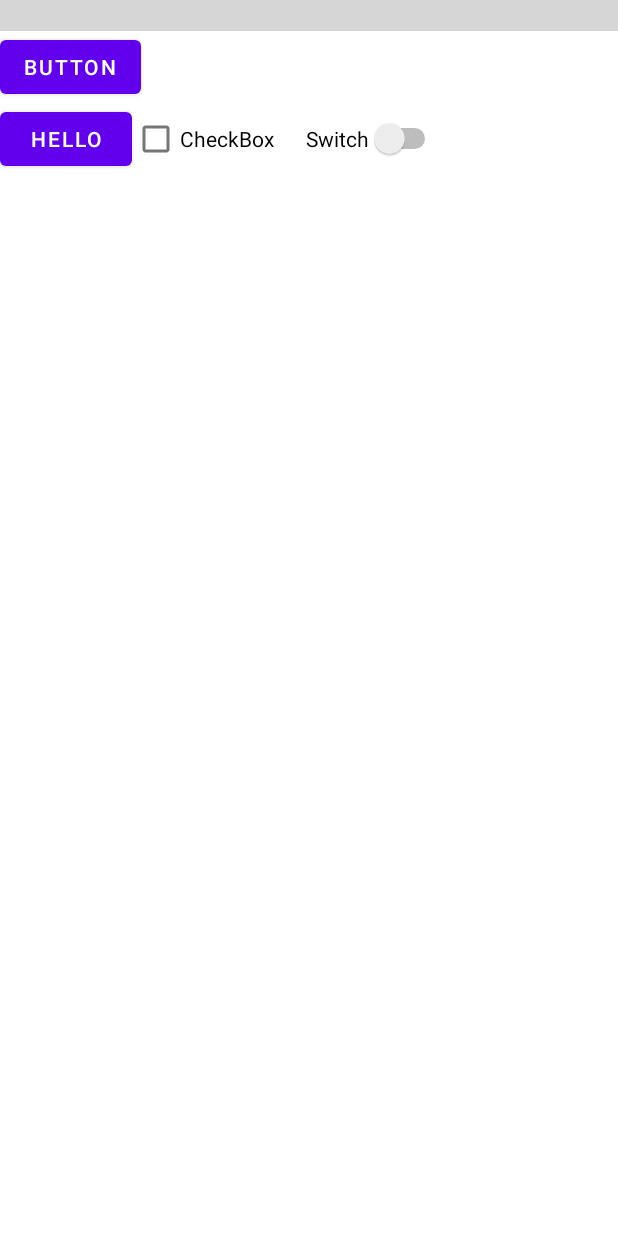
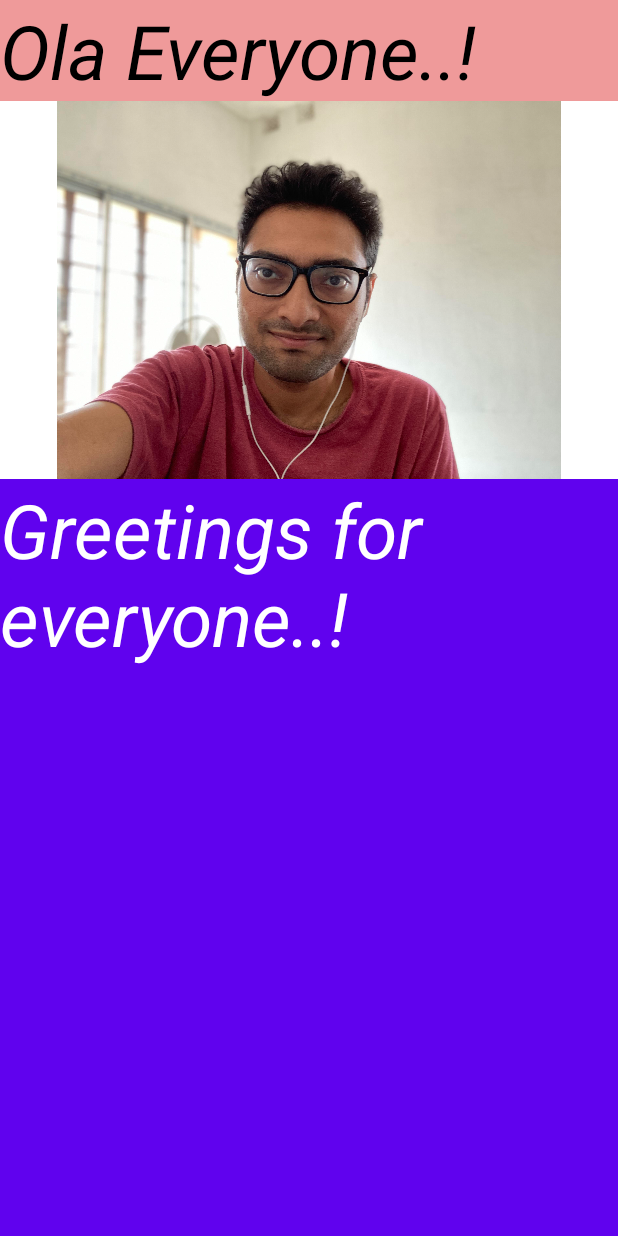
Before and after one commit to pogo420/AndroidLearning, an Android app: the layout activity_1_liner.xml on its own in the app's theme, with its tools: preview values and no code run, on a phone screen of 412 x 824 dp. Run offline under Robolectric (Android 15) with nearby library versions, the phone set to English and light mode, and no system bars; grey boxes are pictures that could not be loaded.

Commit message:
updates on views

```diff
--- a/app/src/main/java/com/example/androidlearning/MainActivity.java
+++ b/app/src/main/java/com/example/androidlearning/MainActivity.java
@@ -19,25 +19,25 @@ import android.widget.Toast;
 public class MainActivity extends AppCompatActivity {
 
     String tag = "SampleDemo:";
-    TextView textView;
+//    TextView textView;
 
     @Override
     protected void onCreate(Bundle savedInstanceState) {
         super.onCreate(savedInstanceState);
-        setContentView(R.layout.activity_main);
+        setContentView(R.layout.activity_1_liner);
         Toolbar toolbar = findViewById(R.id.toolbar);
         setSupportActionBar(toolbar);
 
         FloatingActionButton fab = findViewById(R.id.fab);
-        fab.setOnClickListener(new View.OnClickListener() {
-            @Override
-            public void onClick(View view) {
-                Snackbar.make(view, "Replace with your own action", Snackbar.LENGTH_LONG)
-                        .setAction("Action", null).show();
-            }
-        });
+//        fab.setOnClickListener(new View.OnClickListener() {
+//            @Override
+//            public void onClick(View view) {
+//                Snackbar.make(view, "Replace with your own action", Snackbar.LENGTH_LONG)
+//                        .setAction("Action", null).show();
+//            }
+//        });
         Log.i(tag, "--onCreate--");
-        textView = findViewById(R.id.textView);
+//        textView = findViewById(R.id.textView);
     }
 
     @Override
@@ -97,8 +97,8 @@ public class MainActivity extends AppCompatActivity {
         super.onPause();
         Log.i(tag, "--onPause--");
     }
-    public void clickHandler(View view){
-        textView.setText("Hello Android");
-        Toast.makeText(this, "Clicked a button",Toast.LENGTH_LONG).show();
-    }
+//    public void clickHandler(View view){
+//        textView.setText("Hello Android");
+//        Toast.makeText(this, "Clicked a button",Toast.LENGTH_LONG).show();
+//    }
 }
--- a/app/src/main/res/layout/activity_1_liner.xml
+++ b/app/src/main/res/layout/activity_1_liner.xml
@@ -2,45 +2,42 @@
 <LinearLayout xmlns:android="http://schemas.android.com/apk/res/android"
     xmlns:app="http://schemas.android.com/apk/res-auto"
     xmlns:tools="http://schemas.android.com/tools"
-    android:orientation="vertical" android:layout_width="match_parent"
+    android:orientation="vertical"
+    android:layout_width="match_parent"
     android:layout_height="match_parent">
 
-    <ImageButton
-        android:id="@+id/imageButton"
+
+    <TextView
+        android:id="@+id/textView2"
+        android:background="#EF9A9A"
+        android:textColor="@color/black"
         android:layout_width="match_parent"
         android:layout_height="wrap_content"
-        tools:srcCompat="@tools:sample/avatars" />
+        android:textSize="50sp"
+        android:layout_weight="0"
+        android:text="Ola Everyone..!"
+        android:textStyle="italic"
+        />
 
-    <Button
-        android:id="@+id/button3"
-        android:layout_width="wrap_content"
-        android:layout_height="wrap_content"
-        android:text="Button" />
+    <ImageView
+        android:src="@drawable/profilepic"
+        android:layout_weight="1"
+        android:layout_width="match_parent"
+        android:layout_height="0dp"
+        android:scaleType="fitCenter"
+        />
 
-    <LinearLayout
-        android:layout_width="wrap_content"
-        android:layout_height="wrap_content"
-        android:orientation="horizontal">
-        <Button
-            android:layout_width="wrap_content"
-            android:layout_height="wrap_content"
-            android:text="Hello"
-            ></Button>
-
-        <CheckBox
-            android:id="@+id/checkBox3"
-            android:layout_width="116dp"
-            android:layout_height="wrap_content"
-            android:layout_weight="1"
-            android:text="CheckBox" />
-
-        <Switch
-            android:id="@+id/switch1"
-            android:layout_width="wrap_content"
-            android:layout_height="wrap_content"
-            android:layout_weight="1"
-            android:text="Switch" />
-    </LinearLayout>
-
+    <TextView
+        android:id="@+id/textView3"
+        android:layout_gravity="bottom"
+        android:background="#6002ee"
+        android:textColor="@color/white"
+        android:layout_weight="2"
+        android:layout_width="match_parent"
+        android:layout_height="0dp"
+        android:textSize="50sp"
+        android:text="Greetings for everyone..!"
+        android:textStyle="italic"
+        />
 
 </LinearLayout>
```
Also changed, not shown: app/src/main/res/drawable/profilepic.jpg (added).
